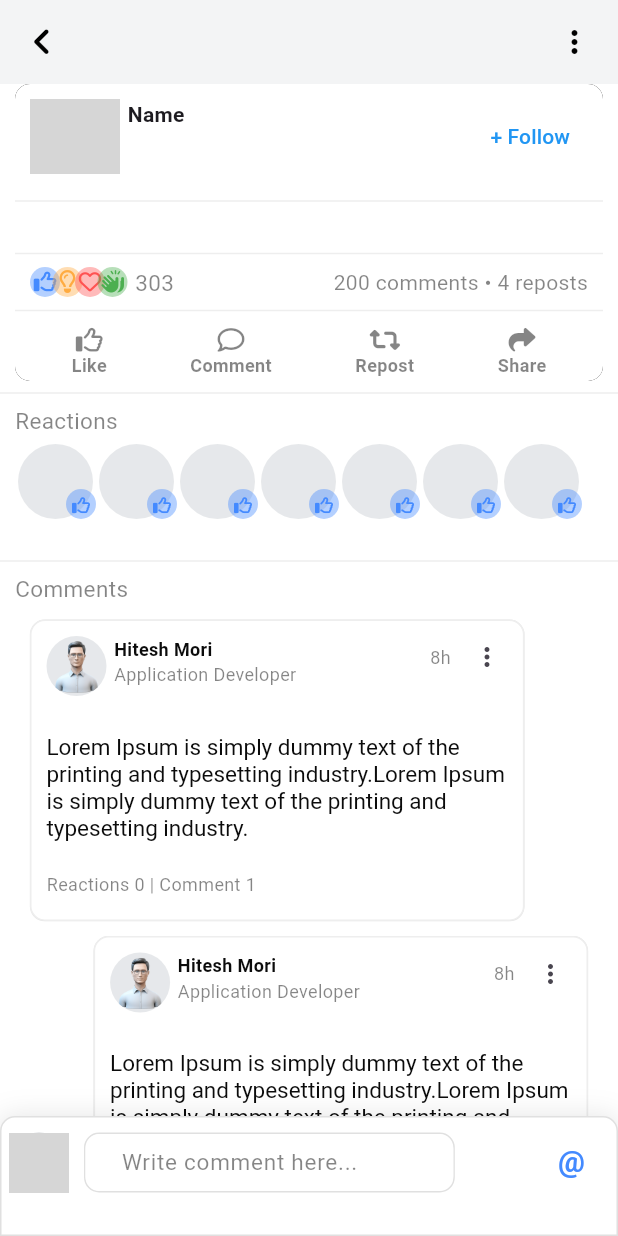
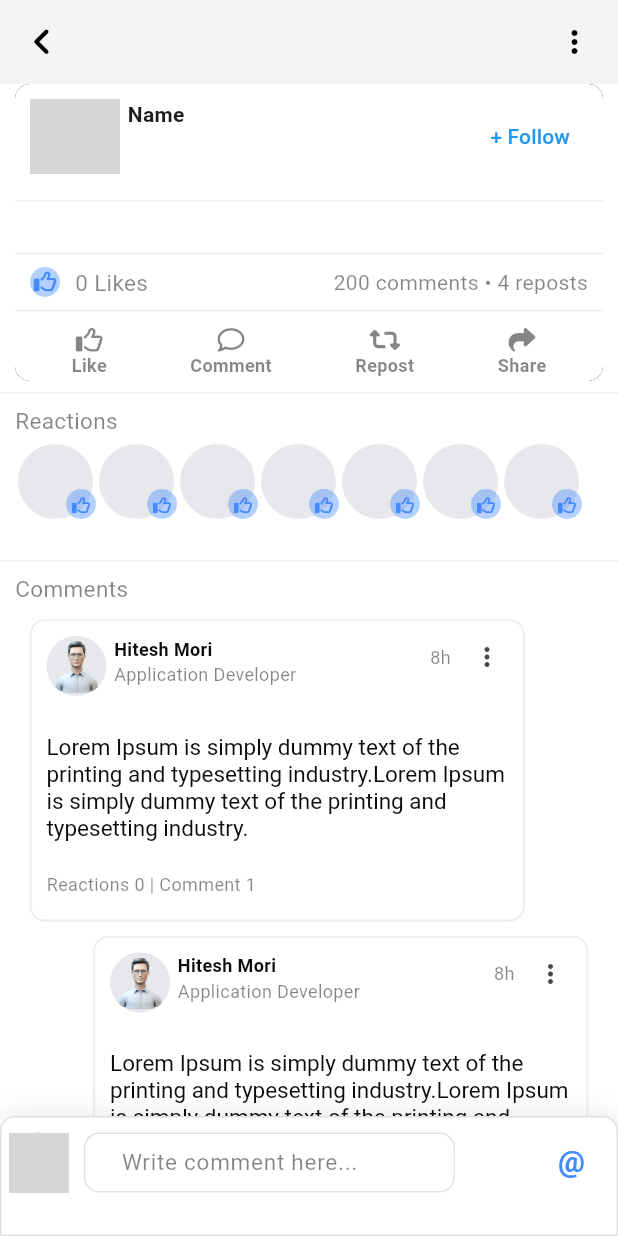
Before and after one commit to Hitesh123mori/Connect-with, a Flutter app: the PostCard widget shown alone on an empty page, opened directly with empty values, after a tap on "200", on a phone screen of 412 x 824 dp. Run offline on Flutter 3.47's test engine with Material 3 defaults, Android fonts, the phone set to English and light mode, and no system bars; our stand-ins replace carousel_slider, cherry_toast, cloud_firestore, dotted_border, firebase_auth, firebase_core and 11 more; missing offline and left inert: flutter_mentions; accounts and stored records are empty; network calls fail; grey boxes are pictures that could not be loaded.

Commit message:
post like done

```diff
--- a/lib/apis/common/post/post_api.dart
+++ b/lib/apis/common/post/post_api.dart
@@ -256,4 +256,35 @@ class PostApis{
   }
 
 
+  // Add like to a post
+  static Future<void> addLikeToPost(String postId, String userId) async {
+    try {
+      DocumentReference postRef = _collectionRefPost.doc(postId);
+
+      await postRef.update({
+        "likes": FieldValue.arrayUnion([userId])
+      });
+
+      print("User ID $userId liked Post $postId");
+    } catch (e) {
+      print("Error liking post: $e");
+    }
+  }
+
+  // Remove like from a post
+  static Future<void> removeLikeFromPost(String postId, String userId) async {
+    try {
+      DocumentReference postRef = _collectionRefPost.doc(postId);
+
+      await postRef.update({
+        "likes": FieldValue.arrayRemove([userId])
+      });
+
+      print("User ID $userId unliked Post $postId");
+    } catch (e) {
+      print("Error unliking post: $e");
+    }
+  }
+
+
 }
--- a/lib/models/common/post_models/post_model.dart
+++ b/lib/models/common/post_models/post_model.dart
@@ -1,7 +1,5 @@
-import 'dart:convert';
 
 class PostModel {
-
   String? postId;
   String? userId;
   String? description;
@@ -11,12 +9,7 @@ class PostModel {
   List<String>? imageUrls;
   String? pdfUrl;
   String? pollData;
-  String? funnyCount;
-  String? likeCount;
-  String? clapCount;
-  String? insightfulCount;
-  String? heartCount;
-  List<Reaction>? reactions;
+  List<String>? likes;
   String? repostCount;
   String? attachmentName;
   String? time;
@@ -32,12 +25,7 @@ class PostModel {
     this.imageUrls,
     this.pdfUrl,
     this.pollData,
-    this.funnyCount,
-    this.likeCount,
-    this.clapCount,
-    this.insightfulCount,
-    this.heartCount,
-    this.reactions,
+    this.likes,
     this.repostCount,
     this.attachmentName,
     this.time,
@@ -56,15 +44,7 @@ class PostModel {
         : null,
     pdfUrl: json['pdfUrl'],
     pollData: json['pollData'],
-    funnyCount: json['funnyCount'],
-    likeCount: json['likeCount'],
-    clapCount: json['clapCount'],
-    insightfulCount: json['insightfulCount'],
-    heartCount: json['heartCount'],
-    reactions: json['reactions'] != null
-        ? List<Reaction>.from(
-        json['reactions'].map((x) => Reaction.fromJson(x)))
-        : null,
+    likes: json['likes'] != null ? List<String>.from(json['likes']) : null,
     repostCount: json['repostCount'],
     attachmentName: json['attachmentName'],
     time: json['time'],
@@ -84,12 +64,7 @@ class PostModel {
     'imageUrls': imageUrls,
     'pdfUrl': pdfUrl,
     'pollData': pollData,
-    'funnyCount': funnyCount,
-    'likeCount': likeCount,
-    'clapCount': clapCount,
-    'insightfulCount': insightfulCount,
-    'heartCount': heartCount,
-    'reactions': reactions?.map((x) => x.toJson()).toList(),
+    'likes': likes,
     'repostCount': repostCount,
     'attachmentName': attachmentName,
     'time': time,
@@ -97,33 +72,12 @@ class PostModel {
   };
 }
 
-class Reaction {
-  String? userId;
-  int? reactionIndex;
-
-  Reaction({this.userId, this.reactionIndex});
-
-  factory Reaction.fromJson(Map<String, dynamic> json) => Reaction(
-    userId: json['userId'],
-    reactionIndex: json['reactionIndex'],
-  );
-
-  Map<String, dynamic> toJson() => {
-    'userId': userId,
-    'reactionIndex': reactionIndex,
-  };
-}
-
 class Comment {
   String? commentId;
   String? userId;
   String? postId;
+  List<String>? likes;
   String? description;
-  String? funnyCount;
-  String? likeCount;
-  String? clapCount;
-  String? insightfulCount;
-  String? heartCount;
   String? time;
   List<Comment>? comments;
 
@@ -132,12 +86,8 @@ class Comment {
     this.userId,
     this.postId,
     this.description,
-    this.funnyCount,
-    this.likeCount,
-    this.clapCount,
-    this.insightfulCount,
-    this.heartCount,
     this.time,
+    this.likes,
     this.comments,
   });
 
@@ -146,12 +96,8 @@ class Comment {
     userId: json['userId'],
     postId: json['postId'],
     description: json['description'],
-    funnyCount: json['funnyCount'],
-    likeCount: json['likeCount'],
-    clapCount: json['clapCount'],
-    insightfulCount: json['insightfulCount'],
-    heartCount: json['heartCount'],
     time: json['time'],
+    likes: json['likes'] != null ? List<String>.from(json['likes']) : null,
     comments: json['comments'] != null
         ? List<Comment>.from(
         json['comments'].map((x) => Comment.fromJson(x)))
@@ -163,12 +109,8 @@ class Comment {
     'userId': userId,
     'postId': postId,
     'description': description,
-    'funnyCount': funnyCount,
-    'likeCount': likeCount,
-    'clapCount': clapCount,
-    'insightfulCount': insightfulCount,
-    'heartCount': heartCount,
     'time': time,
+    'likes': likes,
     'comments': comments?.map((x) => x.toJson()).toList(),
   };
 }
--- a/lib/screens/home_screens/normal_user_home_screens/tabs/post/create_post/create_post_screen.dart
+++ b/lib/screens/home_screens/normal_user_home_screens/tabs/post/create_post/create_post_screen.dart
@@ -361,18 +361,12 @@ class _CreatePostScreenState extends State<CreatePostScreen> {
                           imageUrls: [],
                           pdfUrl: postProvider.post.pdfUrl,
                           pollData: postProvider.post.pollData,
-                          funnyCount: "0",
-                          likeCount: "0",
-                          insightfulCount:"0",
-                          heartCount: "0",
                           repostCount: "0",
                           attachmentName: postProvider.post.attachmentName,
                           time: DateTime.now().microsecondsSinceEpoch.toString(),
-                          clapCount: "0",
                           comments: [],
-                          reactions: [],
+                          likes: [],
                         );
-
 
                         print("#after formatting :" + descode);
 
--- a/lib/screens/home_screens/normal_user_home_screens/tabs/post/hash_tag_screen.dart
+++ b/lib/screens/home_screens/normal_user_home_screens/tabs/post/hash_tag_screen.dart
@@ -22,6 +22,7 @@ class HashTagScreen extends StatefulWidget {
 }
 
 class _HashTagScreenState extends State<HashTagScreen> {
+
   List<PostModel> posts = [];
   bool isLoading = true;
   bool isFollowing = false;
--- a/lib/utils/widgets/common_widgets/Post/post_card.dart
+++ b/lib/utils/widgets/common_widgets/Post/post_card.dart
@@ -1,10 +1,12 @@
 import 'dart:developer';
 
 import 'package:carousel_slider/carousel_slider.dart';
+import 'package:connect_with/apis/common/post/post_api.dart';
 import 'package:connect_with/apis/normal/user_crud_operations/user_details_update.dart';
 import 'package:connect_with/main.dart';
 import 'package:connect_with/models/common/post_models/post_model.dart';
 import 'package:connect_with/models/user/user.dart';
+import 'package:connect_with/providers/current_user_provider.dart';
 import 'package:connect_with/screens/home_screens/normal_user_home_screens/profile_screen/other_user_profile_screen.dart';
 import 'package:connect_with/screens/home_screens/normal_user_home_screens/tabs/post/full_view_post.dart';
 import 'package:connect_with/side_transitions/left_right.dart';
@@ -15,6 +17,7 @@ import 'package:connect_with/utils/widgets/common_widgets/text_style_formats/tex
 import 'package:connect_with/utils/widgets/common_widgets/text_style_formats/text_16.dart';
 import 'package:flutter/material.dart';
 import 'package:font_awesome_flutter/font_awesome_flutter.dart';
+import 'package:provider/provider.dart';
 
 class PostCard extends StatefulWidget {
   final PostModel post;
@@ -32,6 +35,8 @@ class _PostCardState extends State<PostCard> {
   bool showMore = false;
   GlobalKey key = GlobalKey();
 
+  bool isLiked = false;
+
   AppUser? user  ;
 
   Future<void> fetchUser() async {
@@ -45,17 +50,50 @@ class _PostCardState extends State<PostCard> {
     }
   }
 
+  void checkIfLiked() {
+    final userId = Provider.of<AppUserProvider>(context, listen: false).user?.userID;
+    if (userId == null) return;
+
+    setState(() {
+      isLiked = widget.post.likes?.contains(userId) ?? false;
+    });
+  }
 
   @override
   void initState(){
     super.initState() ;
     fetchUser() ;
+    checkIfLiked();
+  }
+
+  void toggleLike() async {
+
+    final userId = Provider.of<AppUserProvider>(context, listen: false).user?.userID;
+    if (userId == null) return;
+
+    setState(() {
+      isLiked = !isLiked;
+      if (isLiked) {
+        widget.post.likes?.add(userId);
+      } else {
+        widget.post.likes?.remove(userId);
+      }
+    });
+
+    if (isLiked) {
+      await PostApis.addLikeToPost(widget.post.postId ?? "", userId);
+    } else {
+      await PostApis.removeLikeFromPost(widget.post.postId ?? "", userId);
+    }
+
+    setState(() {});
   }
 
 
   @override
   Widget build(BuildContext context) {
     mq = MediaQuery.of(context).size;
+    return Consumer<AppUserProvider>(builder: (context,appUserProvider,child){
       return Container(
         width: mq.width * 1,
         decoration: BoxDecoration(
@@ -198,24 +236,24 @@ class _PostCardState extends State<PostCard> {
                                   child: _reactionIcon(
                                       FontAwesomeIcons.thumbsUp,
                                       Colors.blueAccent)),
-                            Positioned(
-                                left: 15,
-                                child: _reactionIcon(
-                                    FontAwesomeIcons.lightbulb,
-                                    Colors.orangeAccent)),
+                              // Positioned(
+                              //     left: 15,
+                              //     child: _reactionIcon(
+                              //         FontAwesomeIcons.lightbulb,
+                              //         Colors.orangeAccent)),
+                              // Positioned(
+                              //     left: 30,
+                              //     child: _reactionIcon(FontAwesomeIcons.heart,
+                              //         Colors.redAccent)),
+                              // Positioned(
+                              //     left: 45,
+                              //     child: _reactionIcon(
+                              //         FontAwesomeIcons.handsClapping,
+                              //         Colors.green)),
                               Positioned(
                                   left: 30,
-                                child: _reactionIcon(FontAwesomeIcons.heart,
-                                    Colors.redAccent)),
-                            Positioned(
-                                left: 45,
-                                child: _reactionIcon(
-                                    FontAwesomeIcons.handsClapping,
-                                    Colors.green)),
-                            Positioned(
-                                left: 70,
                                   child: Text(
-                                  "303",
+                                    (widget.post.likes?.length.toString() ?? "0") + " Likes",
                                     style: TextStyle(
                                         fontSize: 15,
                                         color: AppColors.theme['tertiaryColor']
@@ -278,104 +316,115 @@ class _PostCardState extends State<PostCard> {
 
             // like,share,comment
             Padding(
-            padding:
-            const EdgeInsets.symmetric(horizontal: 10.0, vertical: 2),
+              padding: const EdgeInsets.symmetric(horizontal: 10.0, vertical: 2),
               child: Container(
-              // height: 40,
                 decoration: BoxDecoration(
                   borderRadius: BorderRadius.only(
                     bottomRight: Radius.circular(5),
                     bottomLeft: Radius.circular(5),
-                  )),
+                  ),
+                ),
                 child: Row(
                   mainAxisAlignment: MainAxisAlignment.spaceAround,
                   children: [
-                  Column(
+                    GestureDetector(
+                      onTap: () {
+                        setState(() {
+                          toggleLike();
+                        });
+                      },
+                      child: Column(
                         children: [
-                      GestureDetector(
-                        key : key,
-                        child: FaIcon(
+                          AnimatedSwitcher(
+                            duration: Duration(milliseconds: 300),
+                            transitionBuilder: (Widget child, Animation<double> animation) {
+                              return ScaleTransition(scale: animation, child: child);
+                            },
+                            child: isLiked
+                                ? FaIcon(
+                              FontAwesomeIcons.solidThumbsUp,
+                              key: ValueKey<bool>(isLiked),
+                              color: Colors.blueAccent,
+                              size: 18,
+                            )
+                                : FaIcon(
                               FontAwesomeIcons.thumbsUp,
-                          color:
-                          AppColors.theme['tertiaryColor'].withOpacity(0.5),
+                              key: ValueKey<bool>(isLiked),
+                              color: AppColors.theme['tertiaryColor']!.withOpacity(0.5),
                               size: 18,
                             ),
-                        onTap: (){},
-                        onLongPress: (){
-                          print("hell");
-                        },
                           ),
                           Text(
                             "Like",
                             style: TextStyle(
-                            color: AppColors.theme['tertiaryColor']
-                                .withOpacity(0.5),
+                              color: AppColors.theme['tertiaryColor']!.withOpacity(0.5),
                               fontSize: 12,
-                            fontWeight: FontWeight.bold),
-                      )
+                              fontWeight: FontWeight.bold,
+                            ),
+                          ),
                         ],
+                      ),
                     ),
                     Column(
                       children: [
                         FaIcon(
                           FontAwesomeIcons.comment,
-                        color:
-                        AppColors.theme['tertiaryColor'].withOpacity(0.5),
+                          color: AppColors.theme['tertiaryColor']!.withOpacity(0.5),
                           size: 18,
                         ),
                         Text(
                           "Comment",
                           style: TextStyle(
-                            color: AppColors.theme['tertiaryColor']
-                                .withOpacity(0.5),
+                            color: AppColors.theme['tertiaryColor']!.withOpacity(0.5),
                             fontSize: 12,
-                            fontWeight: FontWeight.bold),
-                      )
+                            fontWeight: FontWeight.bold,
+                          ),
+                        ),
                       ],
                     ),
                     Column(
                       children: [
                         FaIcon(
                           FontAwesomeIcons.retweet,
-                        color:
-                        AppColors.theme['tertiaryColor'].withOpacity(0.5),
+                          color: AppColors.theme['tertiaryColor']!.withOpacity(0.5),
                           size: 18,
                         ),
                         Text(
                           "Repost",
                           style: TextStyle(
-                            color: AppColors.theme['tertiaryColor']
-                                .withOpacity(0.5),
+                            color: AppColors.theme['tertiaryColor']!.withOpacity(0.5),
                             fontSize: 12,
-                            fontWeight: FontWeight.bold),
-                      )
+                            fontWeight: FontWeight.bold,
+                          ),
+                        ),
                       ],
                     ),
                     Column(
                       children: [
                         FaIcon(
                           FontAwesomeIcons.share,
-                        color:
-                        AppColors.theme['tertiaryColor'].withOpacity(0.5),
+                          color: AppColors.theme['tertiaryColor']!.withOpacity(0.5),
                           size: 18,
                         ),
                         Text(
                           "Share",
                           style: TextStyle(
-                            color: AppColors.theme['tertiaryColor']
-                                .withOpacity(0.5),
+                            color: AppColors.theme['tertiaryColor']!.withOpacity(0.5),
                             fontSize: 12,
-                            fontWeight: FontWeight.bold),
-                      )
+                            fontWeight: FontWeight.bold,
+                          ),
+                        ),
                       ],
                     ),
                   ],
                 ),
               ),
             ),
+
           ],
         ),
       );
+    }) ;
   }
 
   // detecintg hyperlinks and show more/show less
```
Lines whose indentation alone changed are shown as unchanged.
